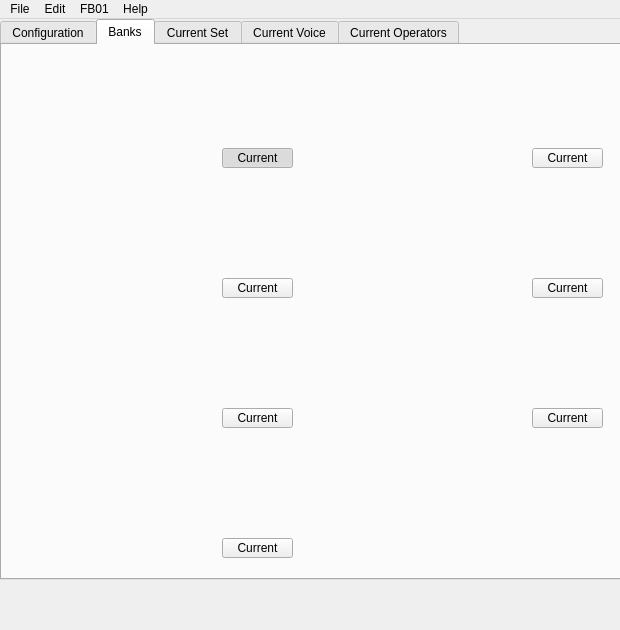
Above: interface/mainwindow.ui from LasDesu/fb01editor before the change. Below: the same form after it.
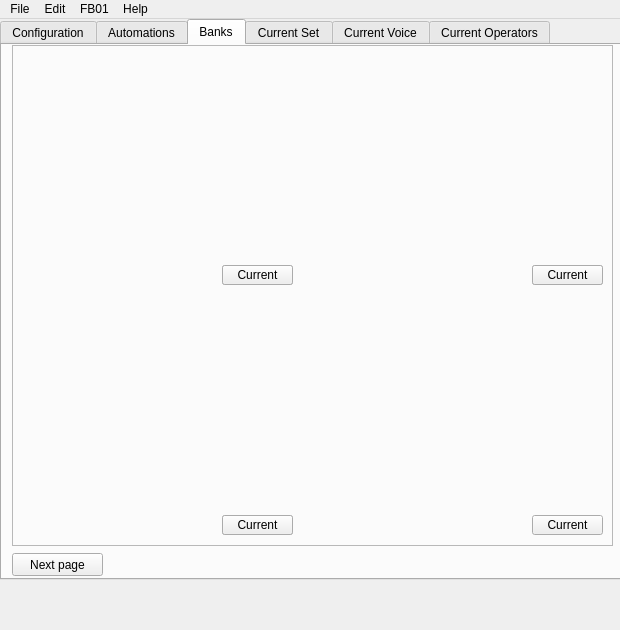
That is the form after the change. The open tabs and pages were chosen to show the change. Icons and pictures are not drawn. Custom widgets are drawn as their Qt base class.

Commit message: - Adding the great automation section (interface + working code) ! - Made some modification to the interface (bank + configuration) - Improved MIDI code, new automation exception

```diff
--- a/interface/mainwindow.ui
+++ b/interface/mainwindow.ui
@@ -59,6 +59,9 @@
     <property name="autoFillBackground">
      <bool>false</bool>
     </property>
+    <property name="tabPosition">
+     <enum>QTabWidget::North</enum>
+    </property>
     <property name="currentIndex">
      <number>2</number>
     </property>
@@ -311,6 +314,24 @@
       </property>
      </widget>
     </widget>
+    <widget class="QWidget" name="tab_automation">
+     <property name="layoutDirection">
+      <enum>Qt::LeftToRight</enum>
+     </property>
+     <attribute name="title">
+      <string>Automations</string>
+     </attribute>
+     <widget class="QAutomation" name="widget_automation" native="true">
+      <property name="geometry">
+       <rect>
+        <x>10</x>
+        <y>20</y>
+        <width>602</width>
+        <height>272</height>
+       </rect>
+      </property>
+     </widget>
+    </widget>
     <widget class="QWidget" name="tab_banks">
      <property name="toolTip">
       <string/>
@@ -318,52 +339,35 @@
      <attribute name="title">
       <string>Banks</string>
      </attribute>
-     <widget class="QBank" name="widget_bank_1" native="true">
+     <widget class="QFrame" name="frame_bank_1">
       <property name="geometry">
        <rect>
         <x>10</x>
-        <y>10</y>
-        <width>291</width>
-        <height>121</height>
+        <y>0</y>
+        <width>601</width>
+        <height>501</height>
        </rect>
       </property>
-      <widget class="QPushButton" name="pshBut_bank_cur_1">
-       <property name="geometry">
-        <rect>
-         <x>210</x>
-         <y>93</y>
-         <width>71</width>
-         <height>20</height>
-        </rect>
-       </property>
-       <property name="toolTip">
-        <string>Set the current bank to be edited</string>
-       </property>
-       <property name="text">
-        <string>Current</string>
-       </property>
-       <property name="checkable">
-        <bool>true</bool>
-       </property>
-       <property name="checked">
-        <bool>true</bool>
-       </property>
-      </widget>
-     </widget>
+      <property name="frameShape">
+       <enum>QFrame::StyledPanel</enum>
+      </property>
+      <property name="frameShadow">
+       <enum>QFrame::Raised</enum>
+      </property>
      <widget class="QBank" name="widget_bank_2" native="true">
       <property name="geometry">
        <rect>
-        <x>320</x>
+         <x>310</x>
         <y>10</y>
         <width>291</width>
-        <height>121</height>
+         <height>241</height>
        </rect>
       </property>
       <widget class="QPushButton" name="pshBut_bank_cur_2">
        <property name="geometry">
         <rect>
          <x>210</x>
-         <y>93</y>
+          <y>210</y>
          <width>71</width>
          <height>20</height>
         </rect>
@@ -382,17 +386,17 @@
      <widget class="QBank" name="widget_bank_3" native="true">
       <property name="geometry">
        <rect>
-        <x>10</x>
-        <y>140</y>
+         <x>0</x>
+         <y>260</y>
         <width>291</width>
-        <height>121</height>
+         <height>241</height>
        </rect>
       </property>
       <widget class="QPushButton" name="pshBut_bank_cur_3">
        <property name="geometry">
         <rect>
          <x>210</x>
-         <y>93</y>
+          <y>210</y>
          <width>71</width>
          <height>20</height>
         </rect>
@@ -408,20 +412,52 @@
        </property>
       </widget>
      </widget>
+      <widget class="QBank" name="widget_bank_1" native="true">
+       <property name="geometry">
+        <rect>
+         <x>0</x>
+         <y>10</y>
+         <width>291</width>
+         <height>241</height>
+        </rect>
+       </property>
+       <widget class="QPushButton" name="pshBut_bank_cur_1">
+        <property name="geometry">
+         <rect>
+          <x>210</x>
+          <y>210</y>
+          <width>71</width>
+          <height>20</height>
+         </rect>
+        </property>
+        <property name="toolTip">
+         <string>Set the current bank to be edited</string>
+        </property>
+        <property name="text">
+         <string>Current</string>
+        </property>
+        <property name="checkable">
+         <bool>true</bool>
+        </property>
+        <property name="checked">
+         <bool>true</bool>
+        </property>
+       </widget>
+      </widget>
      <widget class="QBank" name="widget_bank_4" native="true">
       <property name="geometry">
        <rect>
-        <x>320</x>
-        <y>140</y>
+         <x>310</x>
+         <y>260</y>
         <width>291</width>
-        <height>121</height>
+         <height>241</height>
        </rect>
       </property>
       <widget class="QPushButton" name="pshBut_bank_cur_4">
        <property name="geometry">
         <rect>
          <x>210</x>
-         <y>93</y>
+          <y>210</y>
          <width>71</width>
          <height>20</height>
         </rect>
@@ -437,49 +473,36 @@
        </property>
       </widget>
      </widget>
+     </widget>
+     <widget class="QFrame" name="frame_bank_2">
+      <property name="geometry">
+       <rect>
+        <x>10</x>
+        <y>0</y>
+        <width>601</width>
+        <height>501</height>
+       </rect>
+      </property>
+      <property name="frameShape">
+       <enum>QFrame::StyledPanel</enum>
+      </property>
+      <property name="frameShadow">
+       <enum>QFrame::Raised</enum>
+      </property>
      <widget class="QBank" name="widget_bank_5" native="true">
       <property name="geometry">
        <rect>
-        <x>10</x>
-        <y>270</y>
+         <x>0</x>
+         <y>10</y>
         <width>291</width>
-        <height>121</height>
+         <height>241</height>
        </rect>
       </property>
       <widget class="QPushButton" name="pshBut_bank_cur_5">
        <property name="geometry">
         <rect>
          <x>210</x>
-         <y>93</y>
-         <width>71</width>
-         <height>20</height>
-        </rect>
-       </property>
-       <property name="toolTip">
-        <string>Set the current bank to be edited</string>
-       </property>
-       <property name="text">
-        <string>Current</string>
-       </property>
-       <property name="checkable">
-        <bool>true</bool>
-       </property>
-      </widget>
-     </widget>
-     <widget class="QBank" name="widget_bank_6" native="true">
-      <property name="geometry">
-       <rect>
-        <x>320</x>
-        <y>270</y>
-        <width>291</width>
-        <height>121</height>
-       </rect>
-      </property>
-      <widget class="QPushButton" name="pshBut_bank_cur_6">
-       <property name="geometry">
-        <rect>
-         <x>210</x>
-         <y>93</y>
+          <y>210</y>
          <width>71</width>
          <height>20</height>
         </rect>
@@ -498,17 +521,17 @@
      <widget class="QBank" name="widget_bank_7" native="true">
       <property name="geometry">
        <rect>
-        <x>10</x>
-        <y>400</y>
+         <x>0</x>
+         <y>260</y>
         <width>291</width>
-        <height>121</height>
+         <height>241</height>
        </rect>
       </property>
       <widget class="QPushButton" name="pshBut_bank_cur_7">
        <property name="geometry">
         <rect>
          <x>210</x>
-         <y>93</y>
+          <y>210</y>
          <width>71</width>
          <height>20</height>
         </rect>
@@ -523,6 +546,52 @@
         <bool>true</bool>
        </property>
       </widget>
+      </widget>
+      <widget class="QBank" name="widget_bank_6" native="true">
+       <property name="geometry">
+        <rect>
+         <x>310</x>
+         <y>10</y>
+         <width>291</width>
+         <height>241</height>
+        </rect>
+       </property>
+       <widget class="QPushButton" name="pshBut_bank_cur_6">
+        <property name="geometry">
+         <rect>
+          <x>210</x>
+          <y>210</y>
+          <width>71</width>
+          <height>20</height>
+         </rect>
+        </property>
+        <property name="toolTip">
+         <string>Set the current bank to be edited</string>
+        </property>
+        <property name="text">
+         <string>Current</string>
+        </property>
+        <property name="checkable">
+         <bool>true</bool>
+        </property>
+       </widget>
+      </widget>
+     </widget>
+     <widget class="QPushButton" name="pshBut_nextBank">
+      <property name="geometry">
+       <rect>
+        <x>10</x>
+        <y>508</y>
+        <width>91</width>
+        <height>23</height>
+       </rect>
+      </property>
+      <property name="toolTip">
+       <string>Change the current instrument page </string>
+      </property>
+      <property name="text">
+       <string>Next page</string>
+      </property>
      </widget>
     </widget>
     <widget class="QWidget" name="tab_set">
@@ -1654,6 +1723,12 @@
    <header>interface/qconfig.h</header>
    <container>1</container>
   </customwidget>
+  <customwidget>
+   <class>QAutomation</class>
+   <extends>QWidget</extends>
+   <header>interface/qautomation.h</header>
+   <container>1</container>
+  </customwidget>
  </customwidgets>
  <resources>
   <include location="../FB01.qrc"/>
```
Left out of the diff: 99 changed lines with no effect on the pictures. Lines whose indentation alone changed are shown as unchanged. The commit also changes 54 other files.
